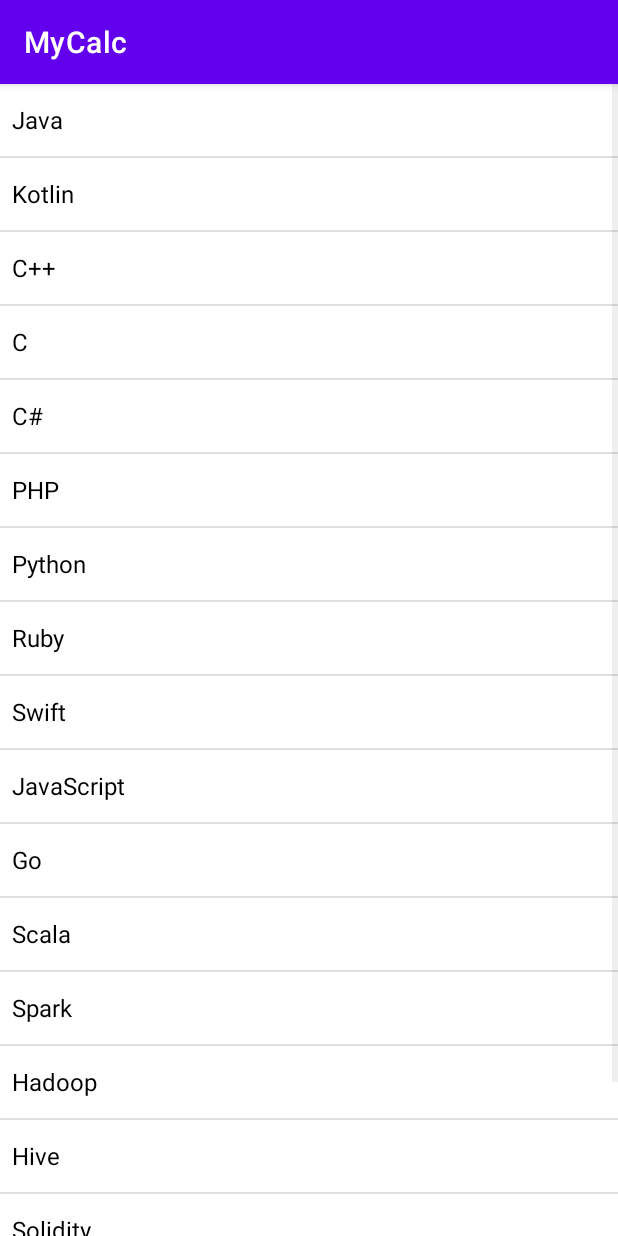
After one commit to akshaysoni8707/MyCalc, an Android app: the ListActivity screen opened directly, with no data from a screen before it, on a phone screen of 412 x 824 dp. The commit adds this screen. Run offline under Robolectric (Android 15) with nearby library versions, the phone set to English and light mode, and no system bars.

Commit message:
listview with array adapter only string code added

```diff
--- a/app/src/main/AndroidManifest.xml
+++ b/app/src/main/AndroidManifest.xml
@@ -14,6 +14,15 @@
         android:supportsRtl="true"
         android:theme="@style/Theme.MyCalc">
         <activity
+            android:name=".ListActivity"
+            android:exported="true">
+            <intent-filter>
+                <action android:name="android.intent.action.MAIN" />
+
+                <category android:name="android.intent.category.LAUNCHER" />
+            </intent-filter>
+        </activity>
+        <activity
             android:name=".CalendarActivity"
             android:exported="true">
             <intent-filter>
@@ -28,7 +37,7 @@
             <intent-filter>
                 <action android:name="android.intent.action.MAIN" />
 
-<!--                <category android:name="android.intent.category.LAUNCHER" />-->
+                <!-- <category android:name="android.intent.category.LAUNCHER" /> -->
             </intent-filter>
         </activity>
         <activity
--- /dev/null
+++ b/app/src/main/java/com/app/mycalc/ListActivity.java
@@ -0,0 +1,24 @@
+package com.app.mycalc;
+
+import androidx.appcompat.app.AppCompatActivity;
+
+import android.os.Bundle;
+import android.widget.ArrayAdapter;
+import android.widget.ListView;
+
+public class ListActivity extends AppCompatActivity {
+    ListView listView;
+
+    @Override
+    protected void onCreate(Bundle savedInstanceState) {
+        super.onCreate(savedInstanceState);
+        setContentView(R.layout.activity_list);
+        listView = findViewById(R.id.listings);
+        ArrayAdapter<String> arr;
+        arr = new ArrayAdapter<String>(
+                this,
+                androidx.appcompat.R.layout.support_simple_spinner_dropdown_item,
+                getResources().getStringArray(R.array.Languages));
+        listView.setAdapter(arr);
+    }
+}
--- /dev/null
+++ b/app/src/main/res/layout/activity_list.xml
@@ -0,0 +1,20 @@
+<?xml version="1.0" encoding="utf-8"?>
+<androidx.constraintlayout.widget.ConstraintLayout xmlns:android="http://schemas.android.com/apk/res/android"
+    xmlns:app="http://schemas.android.com/apk/res-auto"
+    xmlns:tools="http://schemas.android.com/tools"
+    android:layout_width="match_parent"
+    android:layout_height="match_parent"
+    tools:context=".ListActivity">
+
+    <ListView
+        android:id="@+id/listings"
+        android:layout_width="match_parent"
+        android:layout_height="wrap_content"
+        android:foregroundGravity="center"
+        android:textAlignment="center"
+        app:layout_constraintBottom_toBottomOf="parent"
+        app:layout_constraintEnd_toEndOf="parent"
+        app:layout_constraintStart_toStartOf="parent"
+        app:layout_constraintTop_toTopOf="parent" />
+
+</androidx.constraintlayout.widget.ConstraintLayout>
--- a/app/src/main/res/values/strings.xml
+++ b/app/src/main/res/values/strings.xml
@@ -37,5 +37,25 @@
     <string name="EnterNumber">Enter Number</string>
     <string name="EnterSignedNumber">Enter Signed Number</string>
     <string name="EnterDecimalNumber">Enter Decimal Number</string>
+    <string-array name="Languages">
+        <item>Java</item>
+        <item>Kotlin</item>
+        <item>C++</item>
+        <item>C</item>
+        <item>C#</item>
+        <item>PHP</item>
+        <item>Python</item>
+        <item>Ruby</item>
+        <item>Swift</item>
+        <item>JavaScript</item>
+        <item>Go</item>
+        <item>Scala</item>
+        <item>Spark</item>
+        <item>Hadoop</item>
+        <item>Hive</item>
+        <item>Solidity</item>
+        <item>R</item>
+        <item>Matlab</item>
 
+    </string-array>
 </resources>
```
